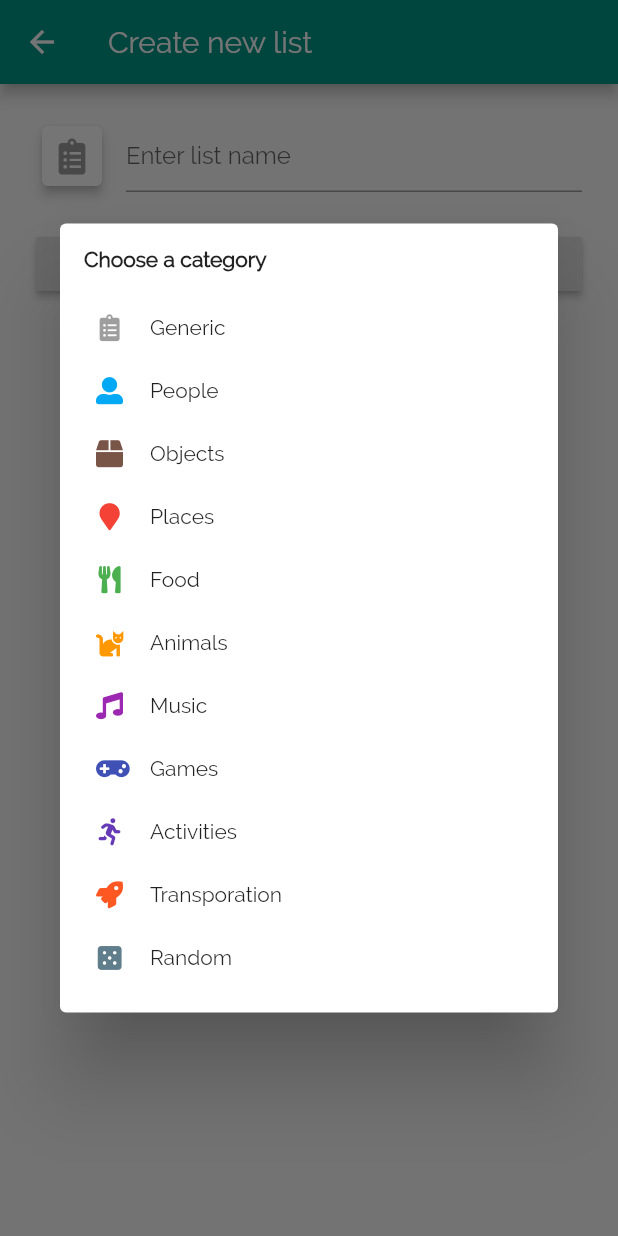
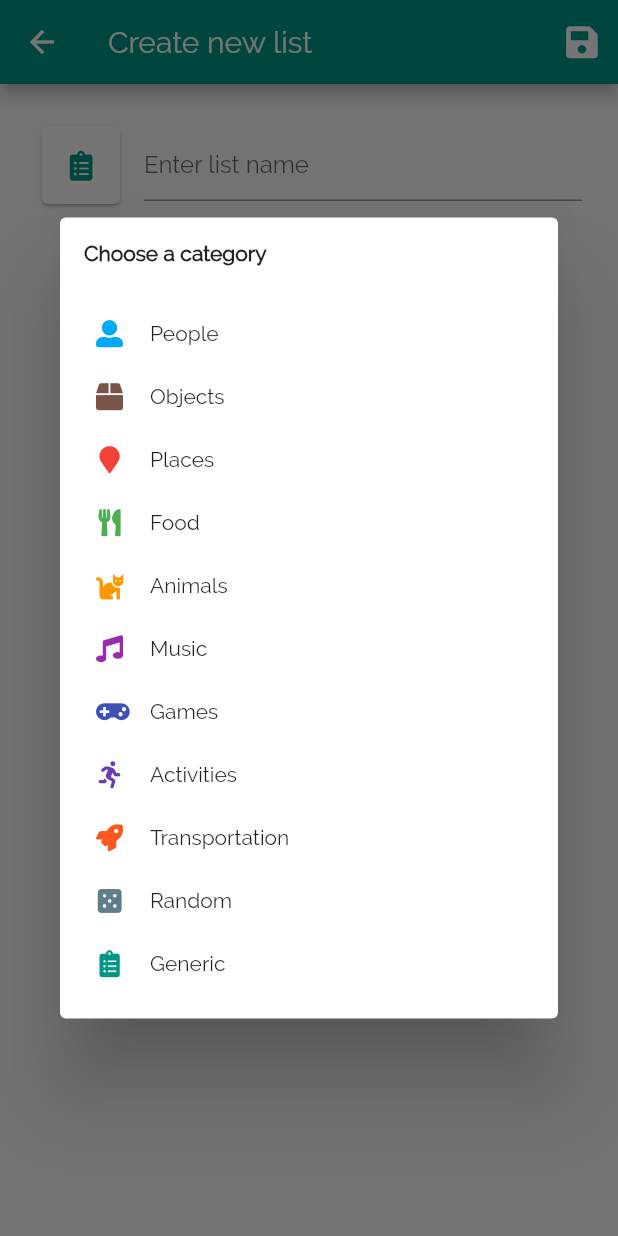
Before and after one commit to shyrwinsia/dcydr, a Flutter app: the AddListPage screen opened directly, after a tap on an icon or button, on a phone screen of 412 x 824 dp. Run offline on Flutter 3.47's test engine with Material 2 defaults, Android fonts, the phone set to English and light mode, and no system bars; our stand-ins replace font_awesome_flutter, sembast.

Commit message:
Added code to add list page

```diff
--- a/lib/data/types.dart
+++ b/lib/data/types.dart
@@ -41,61 +41,72 @@ class RandomList {
   }
 
   static Icon iconFromType(String type) {
-    switch (type) {
-      case "people":
+    switch (type.toLowerCase()) {
+      case 'people':
         return Icon(
           FontAwesomeIcons.userAlt,
           color: Colors.lightBlue,
+          size: 20,
         );
-      case "objects":
+      case 'objects':
         return Icon(
           FontAwesomeIcons.box,
           color: Colors.brown,
+          size: 20,
         );
-      case "places":
+      case 'places':
         return Icon(
           FontAwesomeIcons.mapMarker,
           color: Colors.red,
+          size: 20,
         );
-      case "food":
+      case 'food':
         return Icon(
           FontAwesomeIcons.utensils,
           color: Colors.green,
+          size: 20,
         );
-      case "animals":
+      case 'animals':
         return Icon(
           FontAwesomeIcons.cat,
           color: Colors.orange,
+          size: 20,
         );
-      case "music":
+      case 'music':
         return Icon(
           FontAwesomeIcons.music,
           color: Colors.purple,
+          size: 20,
         );
-      case "games":
+      case 'games':
         return Icon(
           FontAwesomeIcons.gamepad,
           color: Colors.indigo,
+          size: 20,
         );
-      case "activities":
+      case 'activities':
         return Icon(
           FontAwesomeIcons.running,
           color: Colors.deepPurple,
+          size: 20,
         );
-      case "transportation":
+      case 'transportation':
         return Icon(
           FontAwesomeIcons.rocket,
           color: Colors.deepOrange,
+          size: 20,
         );
-      case "random":
+      case 'random':
         return Icon(
           FontAwesomeIcons.diceFive,
           color: Colors.blueGrey,
+          size: 20,
         );
       default:
         return Icon(
           FontAwesomeIcons.clipboardList,
-          color: Colors.black38,
+          color: Colors.teal,
+          size: 20,
         );
     }
   }
@@ -105,11 +116,85 @@ class RandomList {
   }
 }
 
+class RandomListTypes {
+  static final List types = List<RandomListType>()
+    ..add(RandomListType(
+      name: 'People',
+      icon: FontAwesomeIcons.userAlt,
+      color: Colors.lightBlue,
+    ))
+    ..add(RandomListType(
+      name: 'Objects',
+      icon: FontAwesomeIcons.box,
+      color: Colors.brown,
+    ))
+    ..add(RandomListType(
+      name: 'Places',
+      icon: FontAwesomeIcons.mapMarker,
+      color: Colors.red,
+    ))
+    ..add(RandomListType(
+      name: 'Food',
+      icon: FontAwesomeIcons.utensils,
+      color: Colors.green,
+    ))
+    ..add(RandomListType(
+      name: 'Animals',
+      icon: FontAwesomeIcons.cat,
+      color: Colors.orange,
+    ))
+    ..add(RandomListType(
+      name: 'Music',
+      icon: FontAwesomeIcons.music,
+      color: Colors.purple,
+    ))
+    ..add(RandomListType(
+      name: 'Games',
+      icon: FontAwesomeIcons.gamepad,
+      color: Colors.indigo,
+    ))
+    ..add(RandomListType(
+      name: 'Activities',
+      icon: FontAwesomeIcons.running,
+      color: Colors.deepPurple,
+    ))
+    ..add(RandomListType(
+      name: 'Transportation',
+      icon: FontAwesomeIcons.rocket,
+      color: Colors.deepOrange,
+    ))
+    ..add(RandomListType(
+      name: 'Random',
+      icon: FontAwesomeIcons.diceFive,
+      color: Colors.blueGrey,
+    ))
+    ..add(RandomListType(
+      name: 'Generic',
+      icon: FontAwesomeIcons.clipboardList,
+      color: Colors.teal,
+    ));
+}
+
+class RandomListType {
+  final IconData icon;
+  final Color color;
+  final String name;
+
+  RandomListType({
+    @required this.name,
+    @required this.icon,
+    @required this.color,
+  });
+}
+
 class RandomListItem {
   final String name;
   bool selected = true;
 
-  RandomListItem({@required this.name, this.selected});
+  RandomListItem({
+    @required this.name,
+    this.selected,
+  });
 
   factory RandomListItem.fromMap(Map<String, dynamic> map) {
     return RandomListItem(name: map['name'], selected: map['selected']);
--- a/lib/pages/addlistpage.dart
+++ b/lib/pages/addlistpage.dart
@@ -8,13 +8,20 @@ class AddListPage extends StatefulWidget {
 }
 
 class _AddListPageState extends State<AddListPage> {
-  String _category = 'generic';
+  String _type = 'generic';
+  List _items = List();
 
   @override
   Widget build(BuildContext context) {
     return Scaffold(
       appBar: AppBar(
         title: Text('Create new list'),
+        actions: <Widget>[
+          IconButton(
+            onPressed: () {},
+            icon: Icon(FontAwesomeIcons.solidSave),
+          )
+        ],
       ),
       body: _buildForm(),
     );
@@ -31,10 +38,10 @@ class _AddListPageState extends State<AddListPage> {
           children: <Widget>[
             InkWell(
               child: Card(
-                elevation: 3,
+                elevation: 1,
                 child: Padding(
-                  padding: EdgeInsets.all(8),
-                  child: RandomList.iconFromType(_category),
+                  padding: EdgeInsets.all(16),
+                  child: RandomList.iconFromType(_type),
                 ),
               ),
               onTap: () {
@@ -59,29 +66,39 @@ class _AddListPageState extends State<AddListPage> {
           ],
         ),
         SizedBox(
-          height: 24,
+          height: 16,
         ),
-        RaisedButton.icon(
+        Column(
+          crossAxisAlignment: CrossAxisAlignment.start,
+          children: _buildListItems(),
+        ),
+        SizedBox(
+          height: 16,
+        ),
+        FlatButton.icon(
           icon: Icon(
             FontAwesomeIcons.plus,
             size: 12,
           ),
-          onPressed: () {},
+          onPressed: () {
+            showDialog(
+              context: context,
+              builder: (BuildContext context) {
+                return _buildAddItemDialog();
+              },
+            );
+          },
           label: Text('Add list item'),
         )
       ],
     );
   }
 
-  Widget _buildCategoryInkwell(
-    String category,
-    IconData iconData,
-    Color color,
-  ) {
+  Widget _buildCategoryInkwell(RandomListType type) {
     return InkWell(
       onTap: () {
         setState(() {
-          _category = category.toLowerCase();
+          _type = type.name;
         });
         Navigator.pop(context);
       },
@@ -91,17 +108,17 @@ class _AddListPageState extends State<AddListPage> {
           vertical: 12,
         ),
         child: Row(
-          children: [
+          children: <Widget>[
             Icon(
-              iconData,
+              type.icon,
               size: 18,
-              color: color,
+              color: type.color,
             ),
             SizedBox(
               width: 18,
             ),
             Text(
-              category,
+              type.name,
               style: TextStyle(fontSize: 14),
             ),
           ],
@@ -125,66 +142,110 @@ class _AddListPageState extends State<AddListPage> {
               ),
             ),
             SizedBox(
-              height: 16,
+              height: 24,
             ),
-            _buildCategoryInkwell(
-              'Generic',
-              FontAwesomeIcons.clipboardList,
-              Colors.black38,
-            ),
-            _buildCategoryInkwell(
-              'People',
-              FontAwesomeIcons.userAlt,
-              Colors.lightBlue,
-            ),
-            _buildCategoryInkwell(
-              'Objects',
-              FontAwesomeIcons.box,
-              Colors.brown,
-            ),
-            _buildCategoryInkwell(
-              'Places',
-              FontAwesomeIcons.mapMarker,
-              Colors.red,
-            ),
-            _buildCategoryInkwell(
-              'Food',
-              FontAwesomeIcons.utensils,
-              Colors.green,
-            ),
-            _buildCategoryInkwell(
-              'Animals',
-              FontAwesomeIcons.cat,
-              Colors.orange,
-            ),
-            _buildCategoryInkwell(
-              'Music',
-              FontAwesomeIcons.music,
-              Colors.purple,
-            ),
-            _buildCategoryInkwell(
-              'Games',
-              FontAwesomeIcons.gamepad,
-              Colors.indigo,
-            ),
-            _buildCategoryInkwell(
-              'Activities',
-              FontAwesomeIcons.running,
-              Colors.deepPurple,
-            ),
-            _buildCategoryInkwell(
-              'Transporation',
-              FontAwesomeIcons.rocket,
-              Colors.deepOrange,
-            ),
-            _buildCategoryInkwell(
-              'Random',
-              FontAwesomeIcons.diceFive,
-              Colors.blueGrey,
+            Column(
+              children: RandomListTypes.types
+                  .map(
+                    (type) => _buildCategoryInkwell(type),
+                  )
+                  .toList(),
             ),
           ],
         ),
       ),
     );
   }
+
+  Widget _buildAddItemDialog() {
+    return Dialog(
+      child: Container(
+        padding: EdgeInsets.all(16),
+        child: Column(
+          mainAxisSize: MainAxisSize.min,
+          crossAxisAlignment: CrossAxisAlignment.stretch,
+          children: <Widget>[
+            Text(
+              'Add list item',
+              style: TextStyle(
+                fontWeight: FontWeight.bold,
+              ),
+            ),
+            SizedBox(
+              height: 24,
+            ),
+            TextField(
+              controller: addItemTextController,
+              decoration: InputDecoration(
+                hintText: 'Enter item name',
+              ),
+            ),
+            SizedBox(
+              height: 16,
+            ),
+            Row(
+              mainAxisAlignment: MainAxisAlignment.end,
+              children: <Widget>[
+                FlatButton(
+                  child: Text('Cancel'),
+                  onPressed: () {
+                    addItemTextController.text = '';
+                    Navigator.pop(context);
+                  },
+                ),
+                RaisedButton(
+                  child: Text('Add'),
+                  onPressed: () => setState(
+                    () {
+                      _items.add(addItemTextController.text);
+                      addItemTextController.text = '';
+                      Navigator.pop(context);
+                    },
+                  ),
+                )
+              ],
+            )
+          ],
+        ),
+      ),
+    );
+  }
+
+  _buildListItems() {
+    return _items
+        .map(
+          (f) => Card(
+            child: Container(
+              padding: EdgeInsets.symmetric(horizontal: 16, vertical: 8),
+              child: Row(
+                mainAxisAlignment: MainAxisAlignment.spaceBetween,
+                children: [
+                  Text(f),
+                  IconButton(
+                    onPressed: () {
+                      setState(() {
+                        _items.remove(f);
+                      });
+                    },
+                    icon: Icon(
+                      FontAwesomeIcons.trash,
+                      size: 16,
+                    ),
+                  ),
+                ],
+              ),
+            ),
+          ),
+        )
+        .toList();
+  }
+
+  final addItemTextController = TextEditingController();
+
+  @override
+  void dispose() {
+    // Clean up the controller when the widget is disposed.
+    addItemTextController.dispose();
+    super.dispose();
+  }
 }
```
